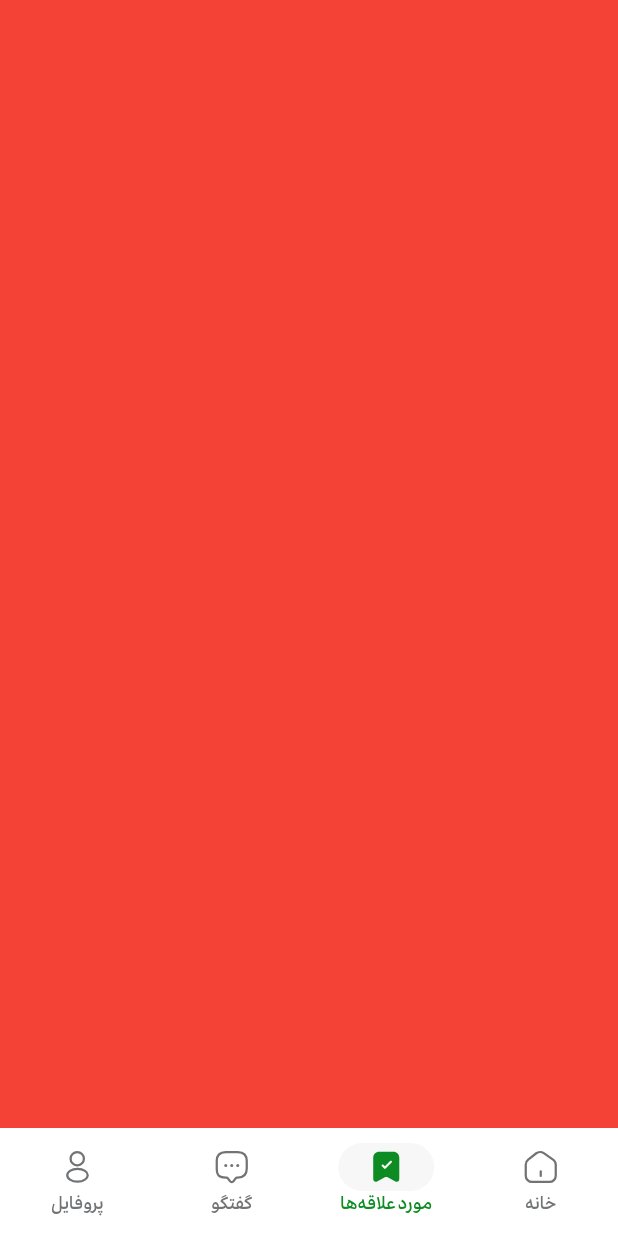
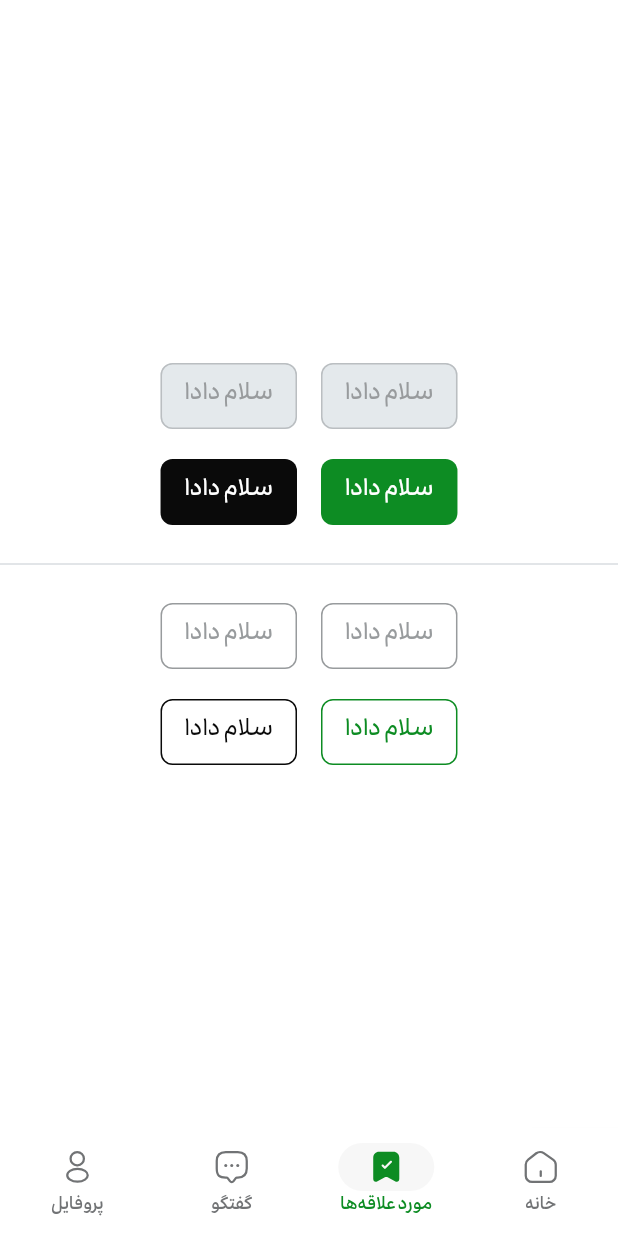
Before and after one commit to SepehrFakoori/sport_flutter_app, a Flutter app: the screen it shows after launch, item 2 of the bottom bar chosen, on a phone screen of 412 x 824 dp. Run offline on Flutter 3.47's test engine with Material 3 defaults, Android fonts, the phone set to English and light mode, and no system bars; our stand-ins replace cached_network_image, dio, flutter_svg, go_router, package_info_plus, pretty_dio_logger and 1 more; network calls fail.

Commit message:
fix(buttons): refactor buttons

```diff
--- a/lib/core/router/app_router.dart
+++ b/lib/core/router/app_router.dart
@@ -1,4 +1,3 @@
-import 'package:flutter/material.dart';
 import 'package:flutter/services.dart';
 import 'package:go_router/go_router.dart';
 import 'package:sport_flutter_app/core/router/app_routes.dart';
@@ -9,6 +8,7 @@ import 'package:sport_flutter_app/features/coach/presentations/coach_page.dart';
 import 'package:sport_flutter_app/features/home/presentations/home_page.dart';
 import 'package:sport_flutter_app/features/user/presentations/profile_page.dart';
 import 'package:sport_flutter_app/features/user/presentations/account_page.dart';
+import 'package:sport_flutter_app/features/user/presentations/simple_page.dart';
 
 final GoRouter routerConfig = GoRouter(
   debugLogDiagnostics: appFlavor != 'production',
@@ -30,7 +30,7 @@ final GoRouter routerConfig = GoRouter(
           routes: <RouteBase>[
             GoRoute(
               path: AppRoutes.page1.path,
-              builder: (context, state) => Container(color: Colors.red),
+              builder: (context, state) => SimplePage(),
             ),
           ],
         ),
--- a/lib/core/ui/theme/app_text_theme.dart
+++ b/lib/core/ui/theme/app_text_theme.dart
@@ -2,6 +2,8 @@ import 'package:flutter/material.dart';
 
 class AppTextTheme {
   AppTextTheme._();
+
+  static const String fontFamily = 'Ravi';
 
   static final TextTheme _base = ThemeData.light().textTheme;
 
--- a/lib/core/ui/theme/app_theme.dart
+++ b/lib/core/ui/theme/app_theme.dart
@@ -1,6 +1,7 @@
 import 'package:flutter/material.dart';
 import 'package:sport_flutter_app/core/ui/theme/app_colors.dart';
 import 'package:sport_flutter_app/core/ui/theme/app_text_theme.dart';
+import 'package:sport_flutter_app/core/ui/theme/palette.dart';
 import 'package:sport_flutter_app/core/ui/theme/theme_colors.dart';
 
 /// Easy access to application theme using `AppTheme.light()`
@@ -20,7 +21,7 @@ class AppTheme {
       scaffoldBackgroundColor: colors.background,
       useMaterial3: true,
 
-      fontFamily: "Ravi",
+      fontFamily: AppTextTheme.fontFamily,
       textTheme: AppTextTheme.textTheme,
 
       colorScheme: colorScheme,
@@ -29,32 +30,59 @@ class AppTheme {
       // Uses Material 3 Design
       filledButtonTheme: FilledButtonThemeData(
         style: ButtonStyle(
-          fixedSize: WidgetStatePropertyAll<Size>(Size.fromHeight(48)),
-          minimumSize: WidgetStatePropertyAll<Size>(Size(96, 48)),
           shape: WidgetStatePropertyAll(
-            RoundedRectangleBorder(borderRadius: BorderRadius.circular(8)),
+            RoundedRectangleBorder(
+              borderRadius: BorderRadiusGeometry.circular(8),
+            ),
           ),
           padding: WidgetStatePropertyAll<EdgeInsets>(
-            EdgeInsets.symmetric(horizontal: 8),
+            EdgeInsets.symmetric(horizontal: 16, vertical: 8),
           ),
-          backgroundColor: WidgetStateProperty.resolveWith((states) {
-            if (states.contains(WidgetState.pressed)) {
-              return Colors.red;
-            } else if (states.contains(WidgetState.hovered)) {
-              return Colors.blue;
+          backgroundColor: WidgetStateColor.resolveWith((states) {
+            if (states.contains(WidgetState.hovered)) {
+              return AppPalette.primary70;
+            } else if (states.contains(WidgetState.focused)) {
+              return AppPalette.primary60;
+            } else if (states.contains(WidgetState.pressed)) {
+              return AppPalette.primary80;
+            } else if (states.contains(WidgetState.disabled)) {
+              return colors.tertiary;
             } else {
               return colors.primary;
             }
           }),
-          foregroundColor: WidgetStateProperty.resolveWith((states) {
-            if (states.contains(WidgetState.pressed)) {
-              return Colors.green;
-            } else if (states.contains(WidgetState.hovered)) {
-              return Colors.red;
-            } else {
-              return colors.onPrimary;
+          foregroundColor: WidgetStateColor.resolveWith((states) {
+            if (states.contains(WidgetState.disabled)) {
+              return colors.onTertiary;
             }
+            return colors.onPrimary;
           }),
+          textStyle: WidgetStateTextStyle.resolveWith((states) {
+            return TextStyle(
+              fontFamily: AppTextTheme.fontFamily,
+              fontSize: 16,
+              fontWeight: FontWeight.w500,
+              height: 1.75,
+            );
+          }),
+          side: WidgetStateBorderSide.resolveWith((states) {
+            if (states.contains(WidgetState.disabled)) {
+              return BorderSide(
+                color: AppPalette.neutral50,
+                width: 1,
+                style: .solid,
+              );
+            }
+            return .none;
+          }),
+          alignment: .center,
+          iconColor: WidgetStateColor.resolveWith((states) {
+            if (states.contains(WidgetState.disabled)) {
+              return colors.onTertiary;
+            }
+            return colors.onPrimary;
+          }),
+          iconSize: WidgetStatePropertyAll(16),
         ),
       ),
 
@@ -92,19 +120,49 @@ class AppTheme {
 
       outlinedButtonTheme: OutlinedButtonThemeData(
         style: ButtonStyle(
-          fixedSize: WidgetStatePropertyAll<Size>(Size.fromHeight(48)),
-          minimumSize: WidgetStatePropertyAll<Size>(Size(96, 48)),
           shape: WidgetStatePropertyAll(
-            RoundedRectangleBorder(borderRadius: BorderRadius.circular(8)),
+            RoundedRectangleBorder(
+              borderRadius: BorderRadiusGeometry.circular(8),
+            ),
           ),
-          side: WidgetStatePropertyAll<BorderSide>(
-            BorderSide(color: colors.primary),
-          ),
+          side: WidgetStateBorderSide.resolveWith((states) {
+            final color = switch (states) {
+              _ when states.contains(WidgetState.hovered) =>
+                AppPalette.primary70,
+              _ when states.contains(WidgetState.focused) =>
+                AppPalette.primary60,
+              _ when states.contains(WidgetState.pressed) =>
+                AppPalette.primary80,
+              _ when states.contains(WidgetState.disabled) => colors.onTertiary,
+              _ => colors.primary,
+            };
+            return BorderSide(color: color, width: 1, style: .solid);
+          }),
+          textStyle: WidgetStateTextStyle.resolveWith((states) {
+            return TextStyle(
+              fontFamily: AppTextTheme.fontFamily,
+              fontSize: 16,
+              fontWeight: FontWeight.w500,
+              height: 1.75,
+            );
+          }),
           padding: WidgetStatePropertyAll<EdgeInsets>(
-            EdgeInsets.symmetric(horizontal: 8),
+            EdgeInsets.symmetric(vertical: 8, horizontal: 16),
           ),
           backgroundColor: WidgetStatePropertyAll<Color>(Colors.transparent),
-          foregroundColor: WidgetStatePropertyAll<Color>(colors.primary),
+          foregroundColor: WidgetStateColor.resolveWith((states) {
+            if (states.contains(WidgetState.hovered)) {
+              return AppPalette.primary70;
+            } else if (states.contains(WidgetState.focused)) {
+              return AppPalette.primary60;
+            } else if (states.contains(WidgetState.pressed)) {
+              return AppPalette.primary80;
+            } else if (states.contains(WidgetState.disabled)) {
+              return colors.onTertiary;
+            } else {
+              return colors.primary;
+            }
+          }),
         ),
       ),
 
--- a/lib/core/ui/widgets/buttons/app_filled_button.dart
+++ b/lib/core/ui/widgets/buttons/app_filled_button.dart
@@ -2,30 +2,36 @@ import 'package:flutter/material.dart';
 import 'package:sport_flutter_app/core/extensions/build_context_extensions.dart';
 import 'package:sport_flutter_app/core/ui/widgets/app_circular_progress_indicator.dart';
 
+enum ButtonVariant { primary, secondary }
+
 class AppFilledButton extends StatelessWidget {
-  final VoidCallback onPressed;
+  final VoidCallback? onPressed;
   final String title;
   final bool isLoading;
+  final ButtonVariant type;
 
   const AppFilledButton({
     super.key,
     required this.onPressed,
     required this.title,
     this.isLoading = false,
-  });
+  }) : type = .primary;
+
+  const AppFilledButton.secondary({
+    super.key,
+    required this.onPressed,
+    required this.title,
+    this.isLoading = false,
+  }) : type = .secondary;
 
   @override
   Widget build(BuildContext context) {
     return FilledButton(
       onPressed: isLoading ? null : onPressed,
-      child: isLoading
-          ? AppCircularProgressIndicator()
-          : Text(
-              title,
-              style: context.textTheme.titleLarge?.copyWith(
-                color: context.colors.onPrimary,
-              ),
-            ),
+      style: type == .secondary
+          ? FilledButton.styleFrom(backgroundColor: context.colors.secondary)
+          : null,
+      child: isLoading ? AppCircularProgressIndicator() : Text(title),
     );
   }
 }
--- a/lib/core/ui/widgets/buttons/app_outlined_button.dart
+++ b/lib/core/ui/widgets/buttons/app_outlined_button.dart
@@ -1,31 +1,39 @@
 import 'package:flutter/material.dart';
 import 'package:sport_flutter_app/core/extensions/build_context_extensions.dart';
 import 'package:sport_flutter_app/core/ui/widgets/app_circular_progress_indicator.dart';
+import 'package:sport_flutter_app/core/ui/widgets/buttons/app_filled_button.dart';
 
 class AppOutlinedButton extends StatelessWidget {
-  final VoidCallback onPressed;
+  final VoidCallback? onPressed;
   final String title;
   final bool isLoading;
+  final ButtonVariant type;
 
   const AppOutlinedButton({
     super.key,
     required this.onPressed,
     required this.title,
     this.isLoading = false,
-  });
+  }) : type = .primary;
+
+  const AppOutlinedButton.secondary({
+    super.key,
+    required this.onPressed,
+    required this.title,
+    this.isLoading = false,
+  }) : type = .secondary;
 
   @override
   Widget build(BuildContext context) {
     return OutlinedButton(
       onPressed: isLoading ? null : onPressed,
-      child: isLoading
-          ? AppCircularProgressIndicator()
-          : Text(
-              title,
-              style: context.textTheme.titleLarge?.copyWith(
-                color: context.colors.primary,
-              ),
-            ),
+      style: type == .secondary && onPressed != null
+          ? OutlinedButton.styleFrom(
+              side: BorderSide(color: context.colors.secondary),
+              foregroundColor: context.colors.secondary,
+            )
+          : null,
+      child: isLoading ? AppCircularProgressIndicator() : Text(title),
     );
   }
 }
--- a/lib/features/chat/presentations/widgets/chat_list_tile.dart
+++ b/lib/features/chat/presentations/widgets/chat_list_tile.dart
@@ -1,6 +1,5 @@
 import 'package:flutter/material.dart';
 import 'package:sport_flutter_app/core/extensions/build_context_extensions.dart';
-import 'package:sport_flutter_app/core/ui/widgets/app_badge.dart';
 import 'package:sport_flutter_app/core/ui/widgets/app_circle_avatar.dart';
 import 'package:sport_flutter_app/features/chat/presentations/widgets/coach_label.dart';
 
--- a/lib/features/home/presentations/home_page.dart
+++ b/lib/features/home/presentations/home_page.dart
@@ -5,7 +5,6 @@ import 'package:sport_flutter_app/core/extensions/build_context_extensions.dart'
 import 'package:sport_flutter_app/core/router/app_routes.dart';
 import 'package:sport_flutter_app/core/ui/widgets/buttons/app_icon_button.dart';
 import 'package:sport_flutter_app/core/ui/widgets/icon_widget.dart';
-import 'package:sport_flutter_app/core/ui/widgets/image_loader.dart';
 import 'package:sport_flutter_app/features/home/presentations/widgets/category_list.dart';
 import 'package:sport_flutter_app/features/home/presentations/widgets/class_card.dart';
 import 'package:sport_flutter_app/features/home/presentations/widgets/filter_tile.dart';
--- a/lib/features/home/presentations/widgets/capacity_info.dart
+++ b/lib/features/home/presentations/widgets/capacity_info.dart
@@ -6,10 +6,7 @@ import 'package:sport_flutter_app/core/ui/widgets/icon_widget.dart';
 class CapacityInfo extends StatelessWidget {
   final int remaining;
 
-  const CapacityInfo({
-    super.key,
-    required this.remaining,
-  });
+  const CapacityInfo({super.key, required this.remaining});
 
   @override
   Widget build(BuildContext context) {
--- /dev/null
+++ b/lib/features/user/presentations/simple_page.dart
@@ -0,0 +1,64 @@
+import 'package:flutter/material.dart';
+import 'package:sport_flutter_app/core/ui/widgets/buttons/app_filled_button.dart';
+import 'package:sport_flutter_app/core/ui/widgets/buttons/app_outlined_button.dart';
+
+class SimplePage extends StatelessWidget {
+  const SimplePage({super.key});
+
+  @override
+  Widget build(BuildContext context) {
+    return Scaffold(
+      body: SafeArea(
+        child: Column(
+          mainAxisAlignment: .center,
+          spacing: 16,
+          children: [
+            Row(
+              mainAxisAlignment: .center,
+              mainAxisSize: .max,
+              spacing: 16,
+              children: [
+                AppFilledButton(onPressed: null, title: 'سلام دادا'),
+                AppFilledButton.secondary(onPressed: null, title: 'سلام دادا'),
+              ],
+            ),
+            Row(
+              mainAxisAlignment: .center,
+              mainAxisSize: .max,
+              spacing: 16,
+              children: [
+                AppFilledButton(onPressed: () {}, title: 'سلام دادا'),
+                AppFilledButton.secondary(onPressed: () {}, title: 'سلام دادا'),
+              ],
+            ),
+            Divider(),
+            Row(
+              mainAxisAlignment: .center,
+              mainAxisSize: .max,
+              spacing: 16,
+              children: [
+                AppOutlinedButton(onPressed: null, title: 'سلام دادا'),
+                AppOutlinedButton.secondary(
+                  onPressed: null,
+                  title: 'سلام دادا',
+                ),
+              ],
+            ),
+            Row(
+              mainAxisAlignment: .center,
+              mainAxisSize: .max,
+              spacing: 16,
+              children: [
+                AppOutlinedButton(onPressed: () {}, title: 'سلام دادا'),
+                AppOutlinedButton.secondary(
+                  onPressed: () {},
+                  title: 'سلام دادا',
+                ),
+              ],
+            ),
+          ],
+        ),
+      ),
+    );
+  }
+}
```
